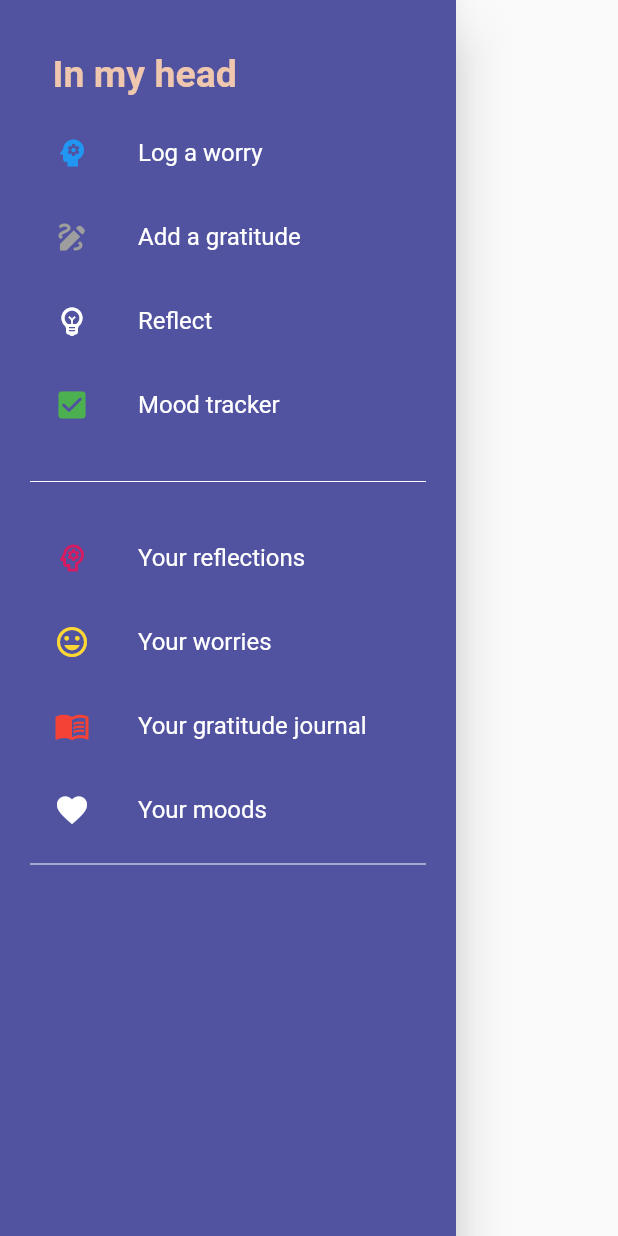
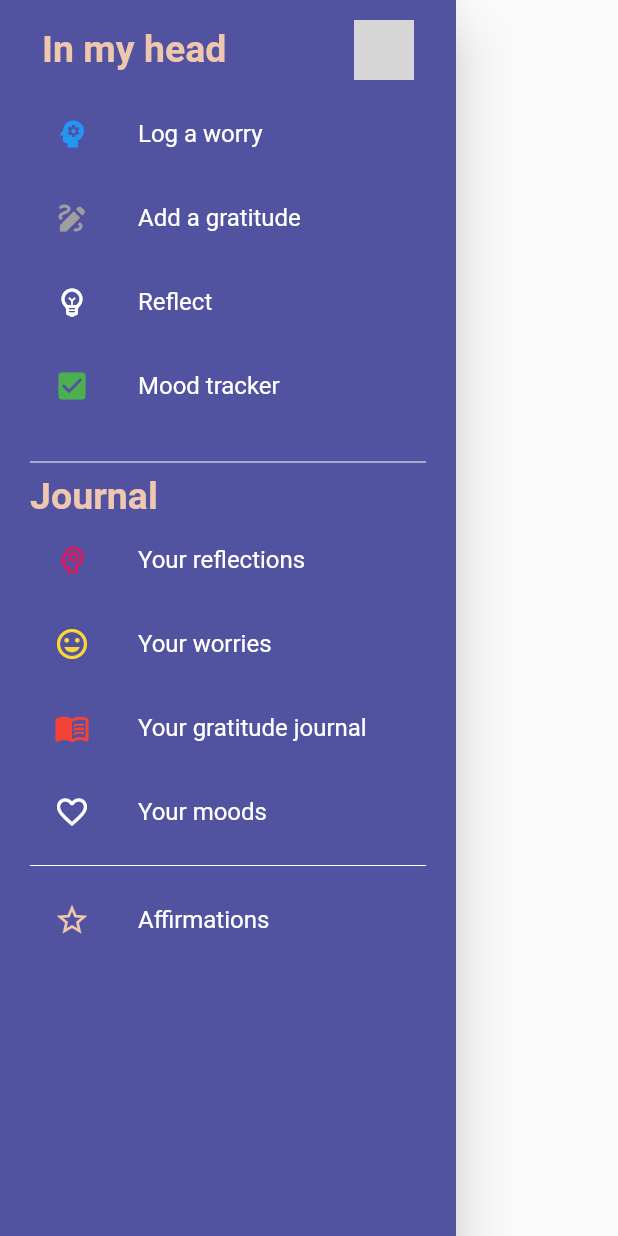
Before and after one commit to farahramzy/inmy_head, a Flutter app: the NavigationDrawer widget shown alone on an empty page, opened directly, on a phone screen of 412 x 824 dp. Run offline on Flutter 3.47's test engine with Material 2 defaults, Android fonts, the phone set to English and light mode, and no system bars; grey boxes are pictures that could not be loaded.

Commit message:
navigation drawer update

```diff
--- a/lib/navigation_drawer/build_header.dart
+++ b/lib/navigation_drawer/build_header.dart
@@ -9,14 +9,11 @@ buildHeader({
     onTap: onClicked,
     child: Row(
       children: [
-        Padding(
-          padding: const EdgeInsets.only(top: 30.0, left: 15.0, bottom: 10.0),
-          child: Text(title,
-              style: TextStyle(
-                  fontWeight: FontWeightManager.bold,
-                  color: ColorManager.beigYellow,
-                  fontSize: FontSize.s25)),
-        ),
+        Text(title,
+            style: TextStyle(
+                fontWeight: FontWeightManager.bold,
+                color: ColorManager.beigYellow,
+                fontSize: FontSize.s25)),
       ],
     ),
   );
--- a/lib/navigation_drawer/drawer.dart
+++ b/lib/navigation_drawer/drawer.dart
@@ -10,17 +10,38 @@ class NavigationDrawer extends StatelessWidget {
   @override
   Widget build(BuildContext context) {
     const title = 'In my head';
+    const title2 = 'Journal';
 
-    return Drawer(
+    return SafeArea(
+      child: Drawer(
         child: Material(
           color: ColorManager.darkPurple,
           child: ListView(
             padding: padding,
             children: [
               const SizedBox(height: 5),
+              Padding(
+                padding: const EdgeInsets.all(8.0),
+                child: Row(
+                  mainAxisAlignment: MainAxisAlignment.spaceBetween,
+                  children: [
                     buildHeader(
                       title: title,
                       onClicked: () => selectedItem(context, 8),
+                    ),
+                    GestureDetector(
+                      onTap: () {
+                        Navigator.pushNamed(context, 'userProfile');
+                      },
+                      child: const Hero(
+                        tag: 'profilePicture',
+                        child: CircleAvatar(
+                          backgroundImage: AssetImage("images/reflect.png"),
+                        ),
+                      ),
+                    ),
+                  ],
+                ),
               ),
               buildMenuItem(
                 text: 'Log a worry',
@@ -48,7 +69,10 @@ class NavigationDrawer extends StatelessWidget {
               ),
               const SizedBox(height: 15),
               Divider(color: ColorManager.white),
-            const SizedBox(height: 15),
+              buildHeader(
+                title: title2,
+                onClicked: () => selectedItem(context, 8),
+              ),
               buildMenuItem(
                 text: 'Your reflections',
                 icon: Icons.psychology_outlined,
@@ -69,13 +93,19 @@ class NavigationDrawer extends StatelessWidget {
               ),
               buildMenuItem(
                 text: 'Your moods',
-              icon: Icons.favorite,
+                icon: Icons.favorite_border,
                 iconColor: ColorManager.white,
                 // onClicked: () => selectedItem(context, 7),
               ),
-            // const SizedBox(height: 10),
               Divider(color: ColorManager.white),
+              buildMenuItem(
+                text: 'Affirmations',
+                icon: Icons.star_border,
+                iconColor: ColorManager.beigYellow,
+                onClicked: () => selectedItem(context, 8),
+              ),
             ],
+          ),
         ),
       ),
     );
--- a/lib/navigation_drawer/selected_item.dart
+++ b/lib/navigation_drawer/selected_item.dart
@@ -16,7 +16,7 @@ selectedItem(BuildContext context, int index) {
       Navigator.pushNamed(context, 'moodTracker');
       break;
     case 8:
-      Navigator.pushNamed(context, 'homePage');
+      Navigator.pushNamed(context, 'affirmations');
       break;
   }
 }
```
Lines whose indentation alone changed are shown as unchanged.
